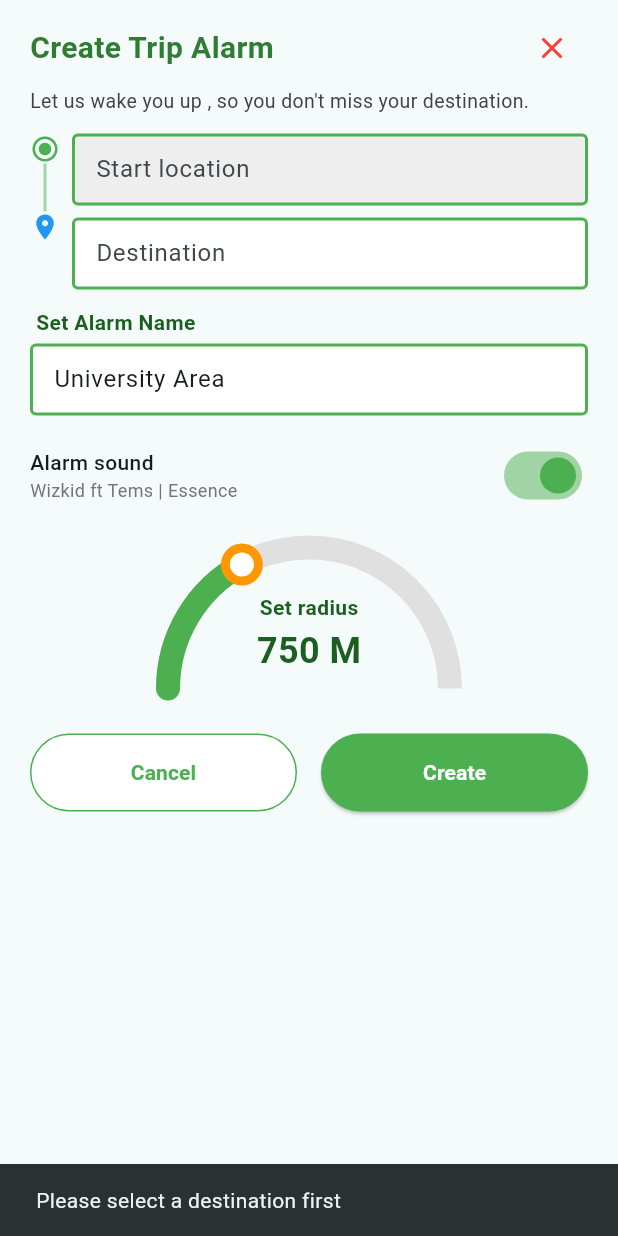
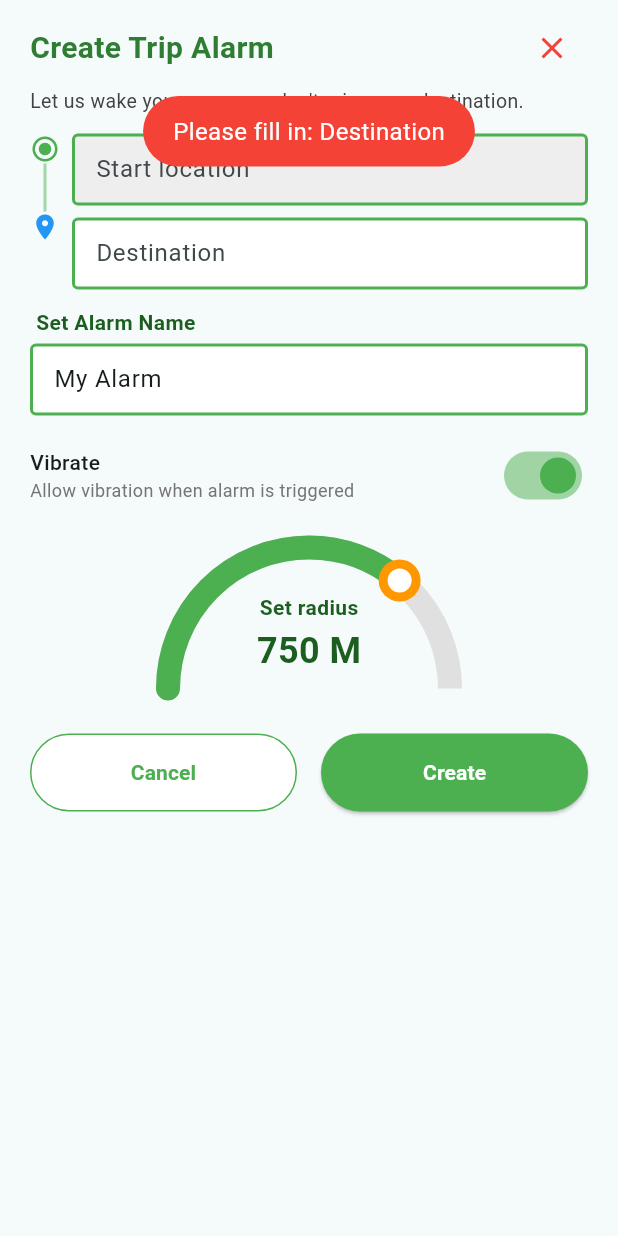
Before and after one commit to shaittoo/wakeapp, a Flutter app: the SetAlarmSheet widget shown alone on an empty page, opened directly, after a tap on "Create", on a phone screen of 412 x 824 dp. Run offline on Flutter 3.47's test engine with Material 3 defaults, Android fonts, the phone set to English and light mode, and no system bars; our stand-ins replace audioplayers, fluttertoast, google_maps_flutter, hive, hive_flutter, location and 2 more; accounts and stored records are empty.

Commit message:
[Jules][Feature] Toasts for Set Alarm

```diff
--- a/lib/screen/setalarm.dart
+++ b/lib/screen/setalarm.dart
@@ -7,6 +7,7 @@ import 'package:http/http.dart' as http;
 import 'package:uuid/uuid.dart';
 import 'Components/semi_circle_slider.dart';
 import 'tracking_screen.dart';
+import 'package:fluttertoast/fluttertoast.dart';
 
 const String kGoogleApiKey = 'AIzaSyCv3FFr20CIXT48UA5LdiO_eEffceacY0Q';
 
@@ -19,7 +20,7 @@ class SetAlarmSheet extends StatefulWidget {
 
 class _SetAlarmSheetState extends State<SetAlarmSheet> {
   final TextEditingController _alarmNameController =
-      TextEditingController(text: "University Area");
+      TextEditingController(text: "My Alarm");
   final TextEditingController _currentLocationController =
       TextEditingController();
   final TextEditingController _destinationController = TextEditingController();
@@ -121,7 +122,7 @@ class _SetAlarmSheetState extends State<SetAlarmSheet> {
             Align(
               alignment: Alignment.centerLeft,
               child: Text(
-                "Let us wake you up , so you don't miss your destination.",
+                "Let us wake you up, so you don't miss your destination.",
                 style: TextStyle(fontSize: 13, color: Colors.grey[800]),
               ),
             ),
@@ -246,7 +247,7 @@ class _SetAlarmSheetState extends State<SetAlarmSheet> {
             TextField(
               controller: _alarmNameController,
               decoration: InputDecoration(
-                hintText: 'Enter alarm name',
+                hintText: 'Enter Alarm Name',
                 filled: true,
                 fillColor: Colors.white,
                 border: OutlineInputBorder(
@@ -269,8 +270,8 @@ class _SetAlarmSheetState extends State<SetAlarmSheet> {
                 Column(
                   crossAxisAlignment: CrossAxisAlignment.start,
                   children: [
-                    Text('Alarm sound', style: TextStyle(fontWeight: FontWeight.w500)),
-                    Text('Wizkid ft Tems | Essence', style: TextStyle(fontSize: 12, color: Colors.grey[600])),
+                    Text('Vibrate', style: TextStyle(fontWeight: FontWeight.w500)),
+                    Text('Allow vibration when alarm is triggered', style: TextStyle(fontSize: 12, color: Colors.grey[600])),
                   ],
                 ),
                 Switch(
@@ -285,7 +286,7 @@ class _SetAlarmSheetState extends State<SetAlarmSheet> {
             Center(
               child: SemiCircleSlider(
                 min: 100,
-                max: 2000,
+                max: 1000,
                 value: _radius,
                 onChanged: (val) => setState(() => _radius = val),
                 unit: 'M',
@@ -316,9 +317,21 @@ class _SetAlarmSheetState extends State<SetAlarmSheet> {
                       padding: EdgeInsets.symmetric(vertical: 16),
                     ),
                     onPressed: () async {
-                      if (_selectedLat == null || _selectedLng == null) {
-                        ScaffoldMessenger.of(context).showSnackBar(
-                          SnackBar(content: Text('Please select a destination first')),
+                      List<String> missingFields = [];
+                      if (_alarmNameController.text.trim().isEmpty) {
+                        missingFields.add('Alarm Name');
+                      }
+                      if (_destinationController.text.trim().isEmpty || _selectedLat == null || _selectedLng == null) {
+                        missingFields.add('Destination');
+                      }
+                      if (missingFields.isNotEmpty) {
+                        Fluttertoast.showToast(
+                          msg: 'Please fill in: ' + missingFields.join(', '),
+                          toastLength: Toast.LENGTH_SHORT,
+                          gravity: ToastGravity.TOP,
+                          backgroundColor: Colors.red,
+                          textColor: Colors.white,
+                          fontSize: 16.0,
                         );
                         return;
                       }
--- a/pubspec.yaml
+++ b/pubspec.yaml
@@ -50,6 +50,7 @@ dependencies:
   audioplayers: ^5.2.1
   vibration: 3.1.3
   flutter_local_notifications: ^18.0.1
+  fluttertoast: ^8.2.4
 
 dev_dependencies:
   flutter_test:
```
